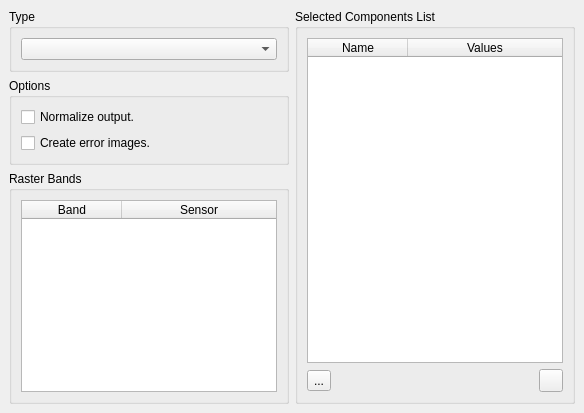
Qt form src/terralib/qt/widgets/rp/ui/MixtureModelWizardPageForm.ui (claudiobogossian/terralib5) before a commit.
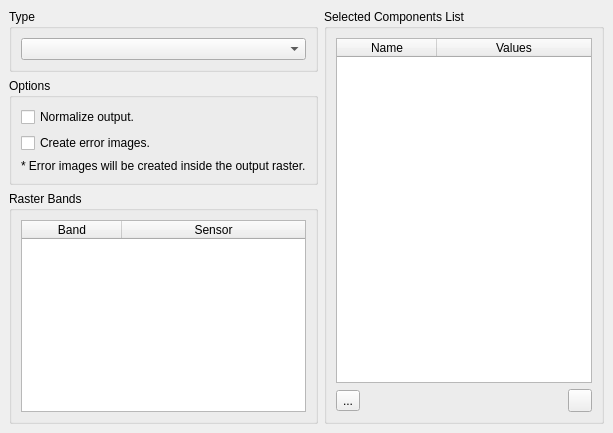
The same form after that commit.

Commit message: added label to inform about error images on mix model operation.

Patch:
```diff
--- a/src/terralib/qt/widgets/rp/ui/MixtureModelWizardPageForm.ui
+++ b/src/terralib/qt/widgets/rp/ui/MixtureModelWizardPageForm.ui
@@ -6,7 +6,7 @@
    <rect>
     <x>0</x>
     <y>0</y>
-    <width>573</width>
+    <width>582</width>
     <height>402</height>
    </rect>
   </property>
@@ -75,6 +75,13 @@
             </property>
            </widget>
           </item>
+          <item row="2" column="0">
+           <widget class="QLabel" name="label">
+            <property name="text">
+             <string>* Error images will be created inside the output raster.</string>
+            </property>
+           </widget>
+          </item>
          </layout>
         </widget>
        </item>
```
